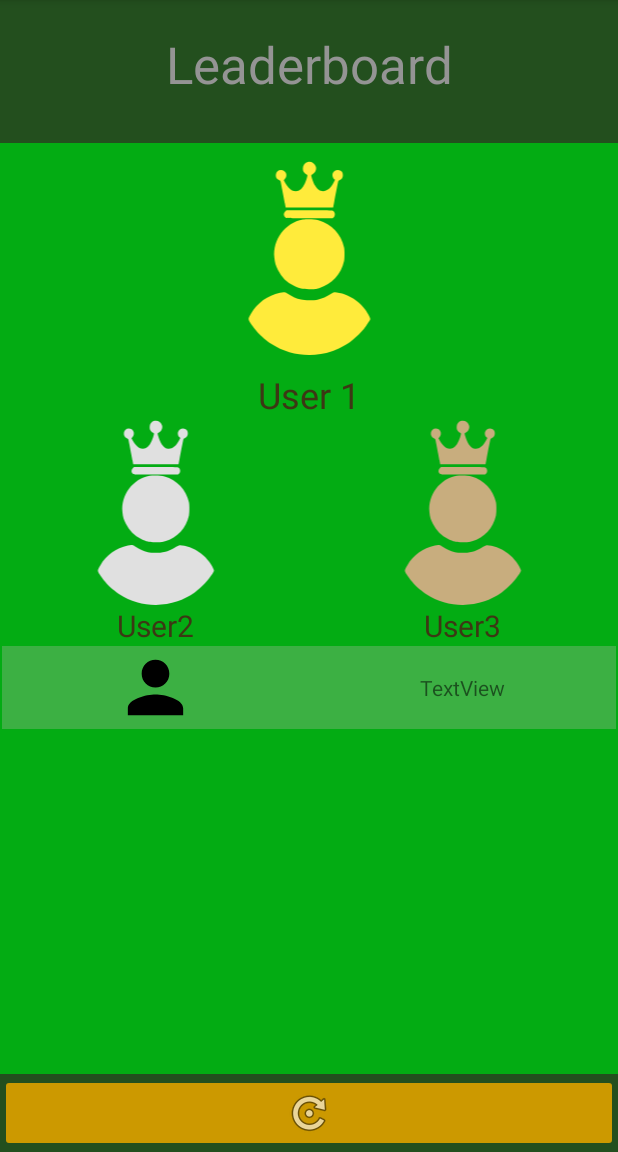
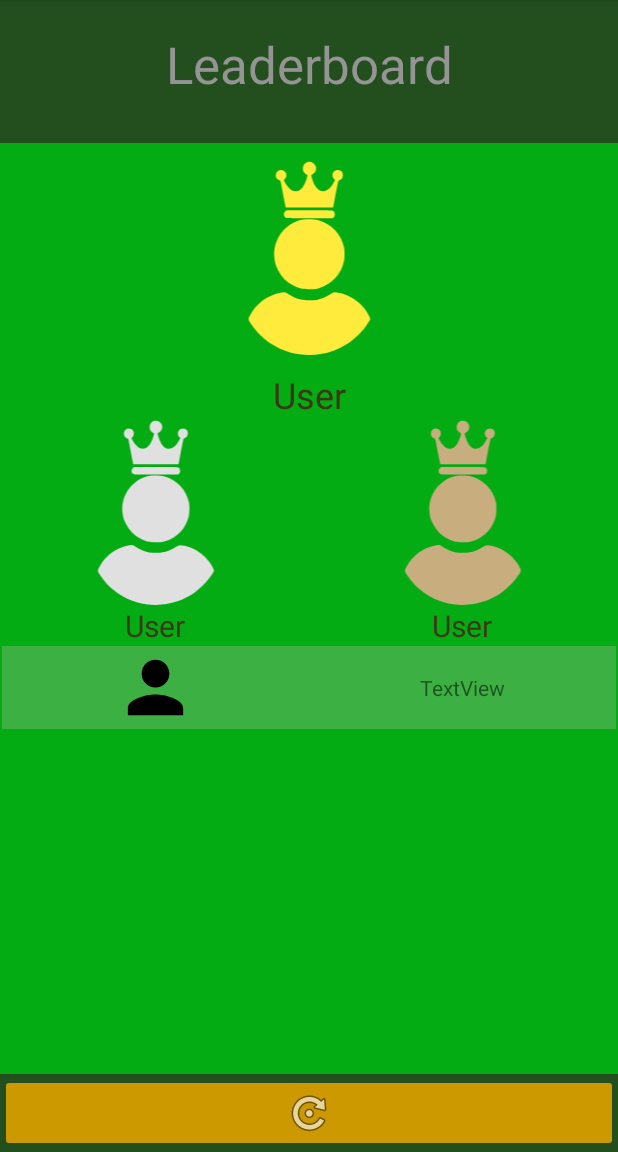
Before and after one commit to KarolWes/BluetoothGameApp, an Android app: the fragment LeaderboardFragment shown on its own in the app's theme, on a phone screen of 412 x 824 dp, the part 84-1236 px from its top. Run offline under Robolectric (Android 15) with nearby library versions, the phone set to English and light mode, and no system bars; 2 statements that could not run were skipped.

```diff
--- a/app/src/main/java/com/example/bluetoothgame/ui/home/HomeFragment.kt
+++ b/app/src/main/java/com/example/bluetoothgame/ui/home/HomeFragment.kt
@@ -354,7 +354,7 @@ class HomeFragment : Fragment() {
         while(true){
             if(_bluetooth.isEnabled and _lm.isLocationEnabled){
                 while(!_discoveryFinished){
-                    delay(1000L *_refreshRate)
+                    delay(1000L *(_refreshRate+10))
                 }
                 _discoveryFinished = false
                 Log.i("Sync", "Synchronizing")
@@ -362,7 +362,7 @@ class HomeFragment : Fragment() {
                     _syncImage.visibility = View.VISIBLE
                 }
                 this._bluetooth.startDiscovery()
-                delay(1000L *_refreshRate)
+                delay(1000L *(_refreshRate)+10)
             }
         }
     }
--- a/app/src/main/res/layout/fragment_leaderboard.xml
+++ b/app/src/main/res/layout/fragment_leaderboard.xml
@@ -65,7 +65,7 @@
                 android:layout_height="wrap_content"
                 android:layout_marginTop="10dp"
                 android:gravity="center_horizontal|center_vertical"
-                android:text="User 1"
+                android:text="User"
                 android:textAlignment="center"
                 android:textColor="@color/brown_700"
                 android:textSize="24sp" />
@@ -97,7 +97,7 @@
                         android:id="@+id/textViewSilver"
                         android:layout_width="wrap_content"
                         android:layout_height="wrap_content"
-                        android:text="User2"
+                        android:text="User"
                         android:textAlignment="center"
                         android:textColor="@color/brown_700"
                         android:textSize="20sp" />
@@ -127,7 +127,7 @@
                         android:id="@+id/textViewBronze"
                         android:layout_width="wrap_content"
                         android:layout_height="wrap_content"
-                        android:text="User3"
+                        android:text="User"
                         android:textAlignment="center"
                         android:textColor="@color/brown_700"
                         android:textSize="20sp" />
--- a/app/src/main/res/values/strings.xml
+++ b/app/src/main/res/values/strings.xml
@@ -12,4 +12,5 @@
     </string>
     <string name="upload_error">Couldn\'t upload</string>
     <string name="upload_done">Upload completed</string>
+    <string name="device_register">Device registered</string>
 </resources>
```
Also changed, not shown: app/src/main/java/com/example/bluetoothgame/Device.kt (+9 -2 lines).
